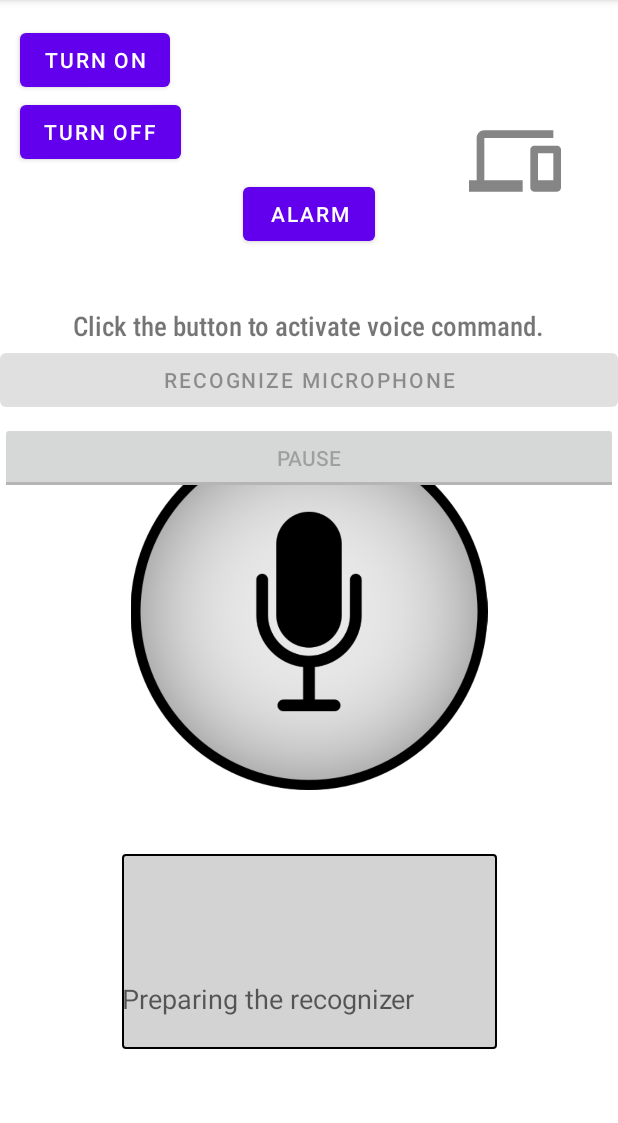
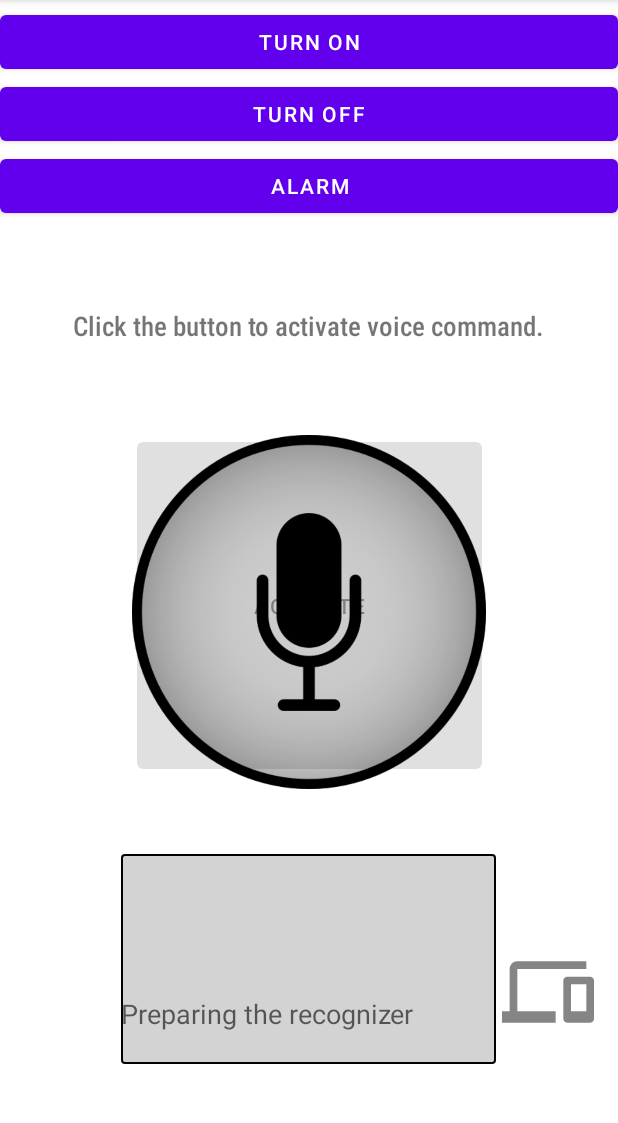
Before and after one commit to daoos/ProjectJarvis, an Android app: the screen it shows after launch (MainActivity), on a phone screen of 412 x 824 dp, the part 84-1207 px from its top. Run offline under Robolectric (Android 15) with nearby library versions, the phone set to English and light mode, and no system bars; libraries missing offline, so code that uses them is left out: org.eclipse.paho, org.vosk, org.vosk.android; 3 statements that could not run were skipped.

Commit message:
Layout quick fix

```diff
--- a/app/src/main/java/com/example/projectjarvis/MainActivity.java
+++ b/app/src/main/java/com/example/projectjarvis/MainActivity.java
@@ -21,7 +21,6 @@ import android.widget.Button;
 import android.widget.ImageButton;
 import android.widget.TextView;
 import android.widget.Toast;
-import android.widget.ToggleButton;
 
 import org.eclipse.paho.android.service.MqttAndroidClient;
 import org.eclipse.paho.client.mqttv3.IMqttActionListener;
@@ -87,7 +86,7 @@ public class MainActivity extends AppCompatActivity implements
         setUiState(STATE_START);
 
         findViewById(R.id.recognize_mic).setOnClickListener(view -> recognizeMicrophone());
-        ((ToggleButton) findViewById(R.id.pause)).setOnCheckedChangeListener((view, isChecked) -> pause(isChecked));
+        //((ToggleButton) findViewById(R.id.pause)).setOnCheckedChangeListener((view, isChecked) -> pause(isChecked));
 
         LibVosk.setLogLevel(LogLevel.INFO);
 
@@ -451,44 +450,44 @@ public class MainActivity extends AppCompatActivity implements
                 voiceInput.setMovementMethod(new ScrollingMovementMethod());
                 //findViewById(R.id.recognize_file).setEnabled(false);
                 findViewById(R.id.recognize_mic).setEnabled(false);
-                findViewById(R.id.pause).setEnabled((false));
+                //findViewById(R.id.pause).setEnabled((false));
                 break;
             case STATE_READY:
                 voiceInput.setText(R.string.ready);
                 ((Button) findViewById(R.id.recognize_mic)).setText(R.string.recognize_microphone);
                 //findViewById(R.id.recognize_file).setEnabled(true);
                 findViewById(R.id.recognize_mic).setEnabled(true);
-                findViewById(R.id.pause).setEnabled((false));
+                //findViewById(R.id.pause).setEnabled((false));
                 break;
             case STATE_DONE:
                 //((Button) findViewById(R.id.recognize_file)).setText(R.string.recognize_file);
                 ((Button) findViewById(R.id.recognize_mic)).setText(R.string.recognize_microphone);
                 //findViewById(R.id.recognize_file).setEnabled(true);
                 findViewById(R.id.recognize_mic).setEnabled(true);
-                findViewById(R.id.pause).setEnabled((false));
+                //findViewById(R.id.pause).setEnabled((false));
                 break;
             case STATE_FILE:
                 //((Button) findViewById(R.id.recognize_file)).setText(R.string.stop_file);
                 voiceInput.setText(getString(R.string.starting));
                 findViewById(R.id.recognize_mic).setEnabled(false);
                 //findViewById(R.id.recognize_file).setEnabled(true);
-                findViewById(R.id.pause).setEnabled((false));
+                //findViewById(R.id.pause).setEnabled((false));
                 break;
             case STATE_MIC:
                 ((Button) findViewById(R.id.recognize_mic)).setText(R.string.stop_microphone);
                 voiceInput.setText(getString(R.string.say_something));
                 //findViewById(R.id.recognize_file).setEnabled(false);
                 findViewById(R.id.recognize_mic).setEnabled(true);
-                findViewById(R.id.pause).setEnabled((true));
+                //findViewById(R.id.pause).setEnabled((true));
                 break;
             default:
                 throw new IllegalStateException("Unexpected value: " + state);
         }
     }
 
-    private void pause(boolean checked) {
+    /*private void pause(boolean checked) {
         if (speechService != null) {
             speechService.setPause(checked);
         }
-    }
+    }*/
 }
--- a/app/src/main/res/layout/activity_main.xml
+++ b/app/src/main/res/layout/activity_main.xml
@@ -22,8 +22,8 @@
 
     <ImageButton
         android:id="@+id/voiceBtn"
-        android:layout_width="269dp"
-        android:layout_height="258dp"
+        android:layout_width="260dp"
+        android:layout_height="260dp"
         android:layout_marginStart="16dp"
         android:layout_marginTop="16dp"
         android:layout_marginEnd="16dp"
@@ -44,78 +44,78 @@
 
     <TextView
         android:id="@+id/voiceInput"
+        android:layout_width="250dp"
+        android:layout_height="140dp"
+        android:layout_marginTop="11dp"
+        android:layout_marginBottom="19dp"
         android:background="@drawable/background_textview"
-        android:layout_width="250dp"
-        android:layout_height="130dp"
-        android:layout_marginTop="30dp"
-        android:layout_marginBottom="66dp"
         android:gravity="bottom"
         android:scrollbars="vertical"
         android:textAppearance="?android:attr/textAppearanceMedium"
         app:layout_constraintBottom_toBottomOf="parent"
         app:layout_constraintEnd_toEndOf="parent"
+        app:layout_constraintHorizontal_bias="0.496"
         app:layout_constraintStart_toStartOf="parent"
-        app:layout_constraintTop_toBottomOf="@+id/voiceBtn" />
+        app:layout_constraintTop_toBottomOf="@+id/recognize_mic" />
 
     <ImageButton
         android:id="@+id/devicesBtn"
         android:layout_width="61dp"
         android:layout_height="57dp"
-        android:layout_marginStart="312dp"
-        android:layout_marginTop="74dp"
-        android:layout_marginEnd="38dp"
-        android:layout_marginBottom="64dp"
+        android:layout_marginStart="3dp"
+        android:layout_marginTop="68dp"
+        android:layout_marginEnd="16dp"
+        android:layout_marginBottom="32dp"
         android:background="#00232323"
         android:scaleType="centerCrop"
-        app:layout_constraintBottom_toTopOf="@+id/textView"
+        app:layout_constraintBottom_toBottomOf="parent"
         app:layout_constraintEnd_toEndOf="parent"
-        app:layout_constraintStart_toStartOf="parent"
-        app:layout_constraintTop_toTopOf="parent"
+        app:layout_constraintStart_toEndOf="@+id/voiceInput"
+        app:layout_constraintTop_toBottomOf="@+id/recognize_mic"
         app:srcCompat="@drawable/ic_devices"
         tools:srcCompat="@drawable/ic_devices" />
 
     <Button
         android:id="@+id/turnOnBtn"
-        android:layout_width="wrap_content"
+        android:layout_width="fill_parent"
         android:layout_height="wrap_content"
-        android:layout_marginStart="16dp"
-        android:layout_marginTop="16dp"
-        android:layout_marginEnd="202dp"
+        android:layout_marginTop="4dp"
         android:text="Turn On"
-        app:layout_constraintEnd_toStartOf="@+id/devicesBtn"
+        app:layout_constraintEnd_toEndOf="parent"
+        app:layout_constraintHorizontal_bias="0.0"
         app:layout_constraintStart_toStartOf="parent"
         app:layout_constraintTop_toTopOf="parent" />
 
     <Button
         android:id="@+id/turnOffBtn"
-        android:layout_width="wrap_content"
+        android:layout_width="fill_parent"
         android:layout_height="wrap_content"
-        android:layout_marginEnd="192dp"
         android:text="Turn Off"
-        app:layout_constraintEnd_toStartOf="@+id/devicesBtn"
+        app:layout_constraintEnd_toEndOf="parent"
+        app:layout_constraintStart_toStartOf="parent"
         app:layout_constraintTop_toBottomOf="@+id/turnOnBtn" />
 
     <Button
         android:id="@+id/alarm"
-        android:layout_width="wrap_content"
+        android:layout_width="fill_parent"
         android:layout_height="wrap_content"
-        android:layout_marginTop="112dp"
-        android:layout_marginBottom="31dp"
         android:text="ALARM"
-        app:layout_constraintBottom_toTopOf="@+id/textView"
         app:layout_constraintEnd_toEndOf="parent"
         app:layout_constraintStart_toStartOf="parent"
-        app:layout_constraintTop_toTopOf="parent" />
+        app:layout_constraintTop_toBottomOf="@+id/turnOffBtn" />
 
     <Button
         android:id="@+id/recognize_mic"
-        android:layout_width="match_parent"
-        android:layout_height="wrap_content"
+        android:layout_width="230dp"
+        android:layout_height="230dp"
+        android:layout_marginTop="20dp"
         android:text="@string/recognize_microphone"
-        app:layout_constraintTop_toBottomOf="@+id/textView"
-        tools:layout_editor_absoluteX="0dp" />
+        app:layout_constraintBottom_toTopOf="@+id/voiceInput"
+        app:layout_constraintEnd_toEndOf="parent"
+        app:layout_constraintStart_toStartOf="parent"
+        app:layout_constraintTop_toBottomOf="@+id/textView" />
 
-    <ToggleButton
+    <!--<ToggleButton
         android:id="@+id/pause"
         android:layout_width="match_parent"
         android:layout_height="wrap_content"
@@ -124,5 +124,6 @@
         android:textOn="@string/continueRecognition"
         app:layout_constraintTop_toBottomOf="@+id/recognize_mic"
         tools:layout_editor_absoluteX="0dp" />
+        -->
 
 </androidx.constraintlayout.widget.ConstraintLayout>
--- a/app/src/main/res/values/strings.xml
+++ b/app/src/main/res/values/strings.xml
@@ -20,7 +20,7 @@
     <string name="attachment_summary_off">Only download attachments when manually requested</string>
 
 
-    <string name="recognize_microphone">Recognize Microphone</string>
+    <string name="recognize_microphone">Activate</string>
     <string name="stop_microphone">Stop Microphone</string>
     <string name="preparing">Preparing the recognizer\n</string>
     <string name="ready">Ready\n</string>
```
Also changed, not shown: 9 other files.
